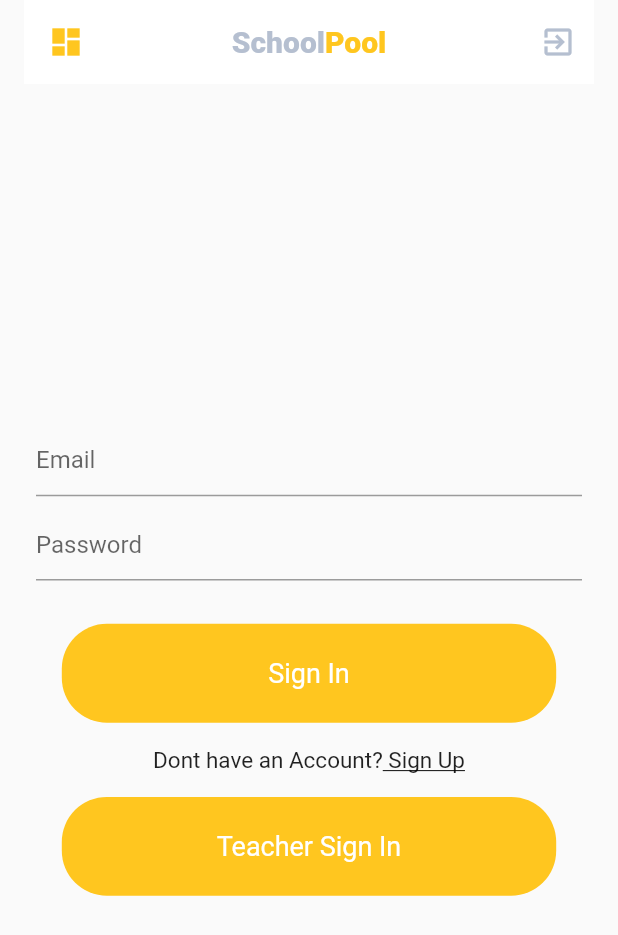
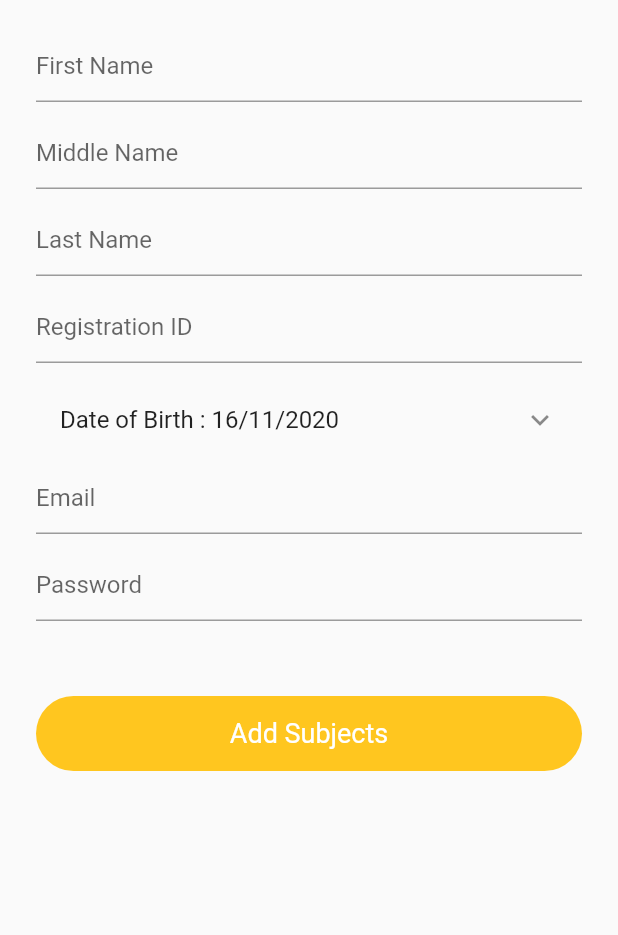
Before and after one commit to rahulpatil8020/classroom_app, a Flutter app: the screen it shows after launch, on a phone screen of 412 x 824 dp. Shown: the top 935 px of the screen. Run offline on Flutter 3.47's test engine with Material 2 defaults, Android fonts, the phone set to English and light mode, and no system bars; our stand-ins replace cloud_firestore, firebase_auth, firebase_core, firebase_database, random_string, shared_preferences; accounts and stored records are empty.

Commit message:
Creating Teachers Sigup

```diff
--- a/lib/main.dart
+++ b/lib/main.dart
@@ -1,5 +1,7 @@
 import 'package:classroom/helper/constant.dart';
+import 'package:classroom/models/teachersignupdetails.dart';
 import 'package:classroom/services/sign_in/signin.dart';
+import 'package:classroom/services/signup/teacherssignup.dart';
 import 'package:classroom/views/main_screen.dart';
 import 'package:flutter/material.dart';
 import 'package:firebase_core/firebase_core.dart';
@@ -7,10 +9,12 @@ import 'package:firebase_core/firebase_core.dart';
 void main() async {
   WidgetsFlutterBinding.ensureInitialized();
   await Firebase.initializeApp();
-  runApp(MyApp());
+  runApp(MyApp(TeacherDetails()));
 }
 
 class MyApp extends StatefulWidget {
+  final TeacherDetails td;
+  MyApp(this.td);
   // This widget is the root of your application.
   @override
   _MyAppState createState() => _MyAppState();
@@ -46,7 +50,8 @@ class _MyAppState extends State<MyApp> {
       ),
       home: (_isLoggedin ?? false)
           ? MainScreen(HelperFunction.uSERLOGGEDINKEY)
-          : SignIn(),
+          // : SignIn(),
+      : TeacherSignUp(widget.td),
     );
   }
 }
--- /dev/null
+++ b/lib/models/teachersignupdetails.dart
@@ -0,0 +1,84 @@
+class TeacherDetails{
+  String _fname, _mname,_lname, _gender, _registrationId, _uid, _email, _password, _sem, _div, _subject, _branch;
+  TeacherDetails([this._age,this._lname,this._fname,this._gender,this._mname,this._registrationId,this._subject,this._uid,this._email, this._password, this._branch,this._div,this._sem]);
+
+  get sem => _sem;
+
+  set sem(value) {
+    _sem = value;
+  }
+
+  get password => _password;
+
+  set password(value) {
+    _password = value;
+  }
+
+  get email => _email;
+
+  set email(value) {
+    _email = value;
+  }
+
+  String get fname => _fname;
+
+  set fname(String value) {
+    _fname = value;
+  }
+
+  int _age;
+
+  get mname => _mname;
+
+  set mname(value) {
+    _mname = value;
+  }
+
+  get lname => _lname;
+
+  set lname(value) {
+    _lname = value;
+  }
+
+  get gender => _gender;
+
+  set gender(value) {
+    _gender = value;
+  }
+
+  get registrationId => _registrationId;
+
+  set registrationId(value) {
+    _registrationId = value;
+  }
+
+  get uid => _uid;
+
+  set uid(value) {
+    _uid = value;
+  }
+
+  int get age => _age;
+
+  set age(int value) {
+    _age = value;
+  }
+
+  get div => _div;
+
+  set div(value) {
+    _div = value;
+  }
+
+  get subject => _subject;
+
+  set subject(value) {
+    _subject = value;
+  }
+
+  get branch => _branch;
+
+  set branch(value) {
+    _branch = value;
+  }
+}
--- /dev/null
+++ b/lib/services/signup/teacherssignup.dart
@@ -0,0 +1,305 @@
+import 'package:classroom/models/teachersignupdetails.dart';
+import 'package:classroom/services/sign_in/signin.dart';
+import 'package:classroom/services/signup/subjectadd.dart';
+import 'package:classroom/widgets/widgets.dart';
+import 'package:flutter/material.dart';
+
+class TeacherSignUp extends StatefulWidget {
+  final TeacherDetails td;
+  TeacherSignUp(this.td);
+  @override
+  _TeacherSignUpState createState() => _TeacherSignUpState();
+}
+
+class _TeacherSignUpState extends State<TeacherSignUp> {
+  final _formKey = GlobalKey<FormState>();
+  DateTime pickeddate;
+  bool isEmail(String em) {
+    String p =
+        r'^(([^<>()[\]\\.,;:\s@\"]+(\.[^<>()[\]\\.,;:\s@\"]+)*)|(\".+\"))@((\[[0-9]{1,3}\.[0-9]{1,3}\.[0-9]{1,3}\.[0-9]{1,3}\])|(([a-zA-Z\-0-9]+\.)+[a-zA-Z]{2,}))$';
+    RegExp regExp = new RegExp(p);
+    return regExp.hasMatch(em);
+  }
+
+  @override
+  void initState() {
+    // TODO: implement initState
+    super.initState();
+    pickeddate = DateTime.now();
+  }
+
+
+  @override
+  Widget build(BuildContext context) {
+    return Scaffold(
+      body: Form(
+        key: _formKey,
+        child: Container(
+          margin: EdgeInsets.symmetric(horizontal: 24, vertical: 20),
+          width: MediaQuery.of(context).size.width - 48,
+          child: ListView(
+            children: [
+              TextFormField(
+                validator: (val) {
+                  return val.isEmpty ? "Enter First Name" : null;
+                },
+                decoration: InputDecoration(
+                  hintText: "First Name",
+                ),
+                onChanged: (val) {
+                  widget.td.fname = val;
+                },
+              ),
+              SizedBox(
+                height: 10,
+              ),
+              TextFormField(
+                validator: (val) {
+                  return val.isEmpty ? "Enter Middle Name" : null;
+                },
+                decoration: InputDecoration(
+                  hintText: "Middle Name",
+                ),
+                onChanged: (val) {
+                  widget.td.mname = val;
+                },
+              ),
+              SizedBox(
+                height: 10,
+              ),
+              TextFormField(
+                validator: (val) {
+                  return val.isEmpty ? "Enter Last Name" : null;
+                },
+                decoration: InputDecoration(
+                  hintText: "Last Name",
+                ),
+                onChanged: (val) {
+                  widget.td.lname = val;
+                },
+              ),
+              SizedBox(
+                height: 10,
+              ),
+              TextFormField(
+                validator: (val) {
+                  if(val.isEmpty){
+                    return "Registration ID is empty";
+                  } return null;
+                },
+                decoration: InputDecoration(
+                  hintText: "Registration ID",
+                ),
+                onChanged: (val) {
+                  widget.td.registrationId = val;
+                },
+                cursorWidth: 10,
+              ),
+              SizedBox(
+                width: 20,
+              ),
+              SizedBox(
+                height: 10,
+              ),
+              ListTile(
+                title: Text(
+                    "Date of Birth : ${pickeddate.day}/${pickeddate.month}/${pickeddate.year}"),
+                trailing: Icon(Icons.keyboard_arrow_down),
+                onTap: _pickDate,
+              ),
+
+              TextFormField(
+                validator: (val) {
+                  return isEmail(val)
+                      ? null
+                      : "Enter valid Email Address";
+                },
+                decoration: InputDecoration(
+                  hintText: "Email",
+                ),
+                keyboardType: TextInputType.emailAddress,
+                onChanged: (val) {
+                  widget.td.email = val;
+                },
+              ),
+              SizedBox(
+                height: 10,
+              ),
+              TextFormField(
+                obscureText: true,
+                validator: (val) {
+                  return val.length < 6
+                      ? "Enter Correct Password"
+                      : null;
+                },
+                decoration: InputDecoration(
+                  hintText: "Password",
+                ),
+                onChanged: (val) {
+                  widget.td.password = val;
+                },
+              ),
+              SizedBox(
+                height: 40,
+              ),
+
+              SizedBox(
+                height: 10,
+              ),
+              GestureDetector(
+                onTap: () {
+                  if(_formKey.currentState.validate()){
+                    print("Clicked on Sign UP Gradient Button");
+                    Navigator.push(context, MaterialPageRoute(builder: (context) => AddSubject(td: widget.td,)));
+                  }
+                  // signUp();
+
+                },
+                child: blueButton(context, "Add Subjects"),
+              ),
+            ],
+          ),
+        ),
+      ),
+    );
+  }
+
+  _pickDate() async {
+    DateTime date = await showDatePicker(
+        context: context,
+        initialDate: pickeddate,
+        firstDate: DateTime(DateTime.now().year - 50),
+        lastDate: DateTime.now());
+
+    if (date != null) {
+      setState(() {
+        pickeddate = date;
+        print(pickeddate);
+      });
+    }
+  }
+}
+
+
+// class AddSubject extends StatefulWidget {
+//   String subject, semister,div;
+//
+//   AddSubject({this.subject, this.semister,this.div});
+//   @override
+//   _AddSubjectState createState() => _AddSubjectState();
+// }
+//
+// class _AddSubjectState extends State<AddSubject> {
+//
+//
+//   @override
+//   Widget build(BuildContext context) {
+//     return Card(
+//       margin: EdgeInsets.all(5),
+//       color: Colors.grey,
+//       child: Scaffold(
+//         appBar: AppBar(
+//           title: Text("Add Subject"),
+//         ),
+//         body: Column(children: [
+//           TextFormField(
+//             obscureText: true,
+//             validator: (val) {
+//               return val.isEmpty
+//                   ? "Enter Subject"
+//                   : null;
+//             },
+//             decoration: InputDecoration(
+//               hintText: "Subject",
+//             ),
+//             onChanged: (val) {
+//               widget.subject = val;
+//             },
+//           ),
+//           SizedBox(
+//             height: 10,
+//           ),
+//           DropdownButton<String>(
+//             items: [
+//               DropdownMenuItem(
+//                   value: "Computer Engineering",
+//                   child: Text("Computer Engineering")),
+//               DropdownMenuItem(
+//                   value: "E&TC", child: Text("E&TC")),
+//               DropdownMenuItem(
+//                   value: "Mechanical Engineering",
+//                   child: Text("Mechanical Engineering")),
+//               DropdownMenuItem(
+//                   value: "Civil Engineering",
+//                   child: Text("Civil Engineering")),
+//               DropdownMenuItem(
+//                   value: "Chemical Engineering",
+//                   child: Text("Chemical Engineering")),
+//             ],
+//             onChanged: (val) {
+//               // setState(() {});
+//               // branch = val;
+//               // print(branch);
+//             },
+//             hint: Text("Branch"),
+//             // value: branch,
+//           ),
+//           Padding(
+//             padding: const EdgeInsets.symmetric(horizontal: 5),
+//             child: Row(
+//               children: [
+//                 DropdownButton<String>(
+//                   items: [
+//                     DropdownMenuItem(
+//                         value: "Sem 1", child: Text("Sem 1")),
+//                     DropdownMenuItem(
+//                         value: "Sem 2", child: Text("Sem 2")),
+//                     DropdownMenuItem(
+//                         value: "Sem 3", child: Text("Sem 3")),
+//                     DropdownMenuItem(
+//                         value: "Sem 4", child: Text("Sem 4")),
+//                     DropdownMenuItem(
+//                         value: "Sem 5", child: Text("Sem 5")),
+//                     DropdownMenuItem(
+//                         value: "Sem 6", child: Text("Sem 6")),
+//                     DropdownMenuItem(
+//                         value: "Sem 7", child: Text("Sem 7")),
+//                     DropdownMenuItem(
+//                         value: "Sem 8", child: Text("Sem 8")),
+//                   ],
+//                   onChanged: (val) {
+//                     setState(() {
+//                       widget.semister = val;
+//                       print(widget.semister);
+//                     });
+//                   },
+//                   hint: Text("Semester"),
+//                   value: widget.semister,
+//                 ),
+//                 SizedBox(
+//                   width: 40,
+//                 ),
+//                 DropdownButton<String>(
+//                   items: [
+//                     DropdownMenuItem(
+//                         value: "A", child: Text("A")),
+//                     DropdownMenuItem(
+//                         value: "B", child: Text("B")),
+//                   ],
+//                   onChanged: (val) {
+//                     setState(() {
+//                       widget.div = val;
+//                       print(widget.div);
+//                     });
+//                   },
+//                   hint: Text("Division"),
+//                   value: widget.div,
+//                 ),
+//               ],
+//             ),
+//           ),
+//         ],),
+//       ),
+//     );
+//   }
+// }
```
Also changed, not shown: lib/services/signup/subjectadd.dart (added, +30 -0 lines).
